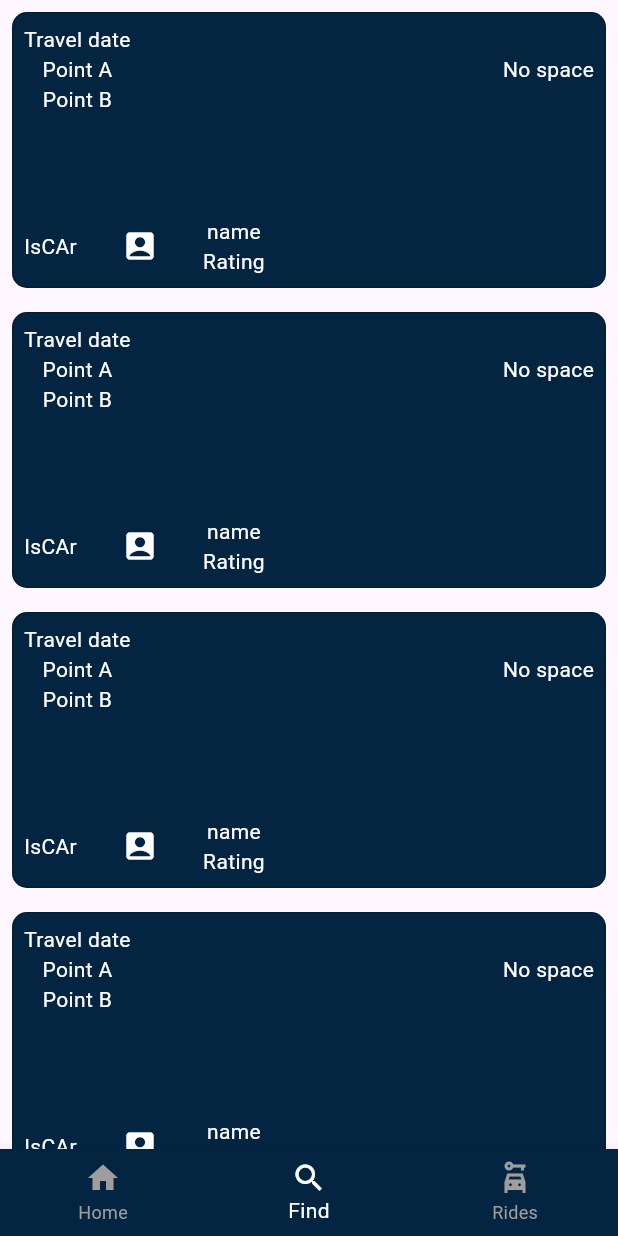
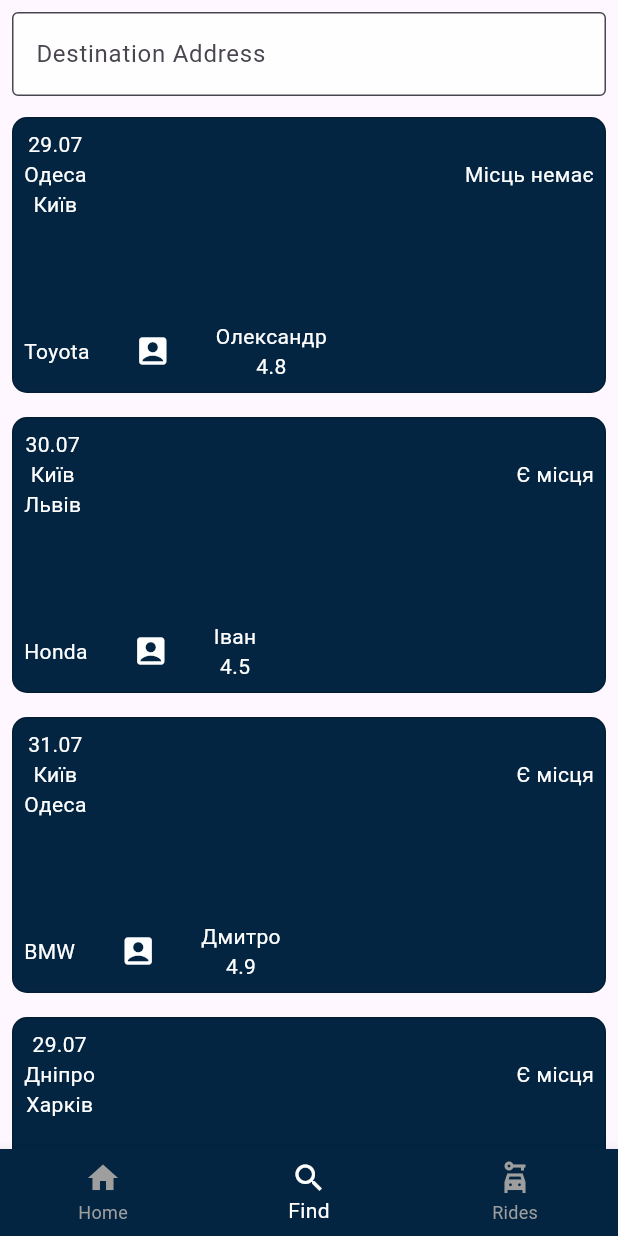
Before and after one commit to aposaitama/Fetra, a Flutter app: the MainScreenWidget screen opened by its route, item 2 of the bottom bar chosen, on a phone screen of 412 x 824 dp. Run offline on Flutter 3.47's test engine with Material 3 defaults, Android fonts, the phone set to English and light mode, and no system bars.

Commit message:
added on find screen items from builder + created destination address filter for rides.

```diff
--- a/lib/widgets/auth/main_screen/main_screen_widget.dart
+++ b/lib/widgets/auth/main_screen/main_screen_widget.dart
@@ -11,16 +11,6 @@ class MainScreenWidget extends StatefulWidget {
 class _MainScreenWidgetState extends State<MainScreenWidget> {
   int _selectedTab = 0;
 
-  static const List<Widget> _widgetOptions = <Widget>[
-    Text(
-      'Home',
-    ),
-    FindListWidget(),
-    Text(
-      'Rides',
-    ),
-  ];
-
   void onSelectTab(int index) {
     if (_selectedTab == index) return;
     setState(() {
@@ -31,8 +21,17 @@ class _MainScreenWidgetState extends State<MainScreenWidget> {
   @override
   Widget build(BuildContext context) {
     return Scaffold(
-      body: Center(
-        child: _widgetOptions[_selectedTab],
+      body: IndexedStack(
+        index: _selectedTab,
+        children: [
+          Text(
+            'Home',
+          ),
+          FindListWidget(),
+          Text(
+            'Rides',
+          ),
+        ],
       ),
       bottomNavigationBar: BottomNavigationBar(
         currentIndex: _selectedTab,
--- a/lib/widgets/find_screen/find_screen_widget.dart
+++ b/lib/widgets/find_screen/find_screen_widget.dart
@@ -1,14 +1,124 @@
 import 'package:flutter/material.dart';
 
-class FindListWidget extends StatelessWidget {
-  const FindListWidget({super.key});
+class Ride {
+  final String travelDate;
+  final String destinationAddress;
+  final String sourceAddress;
+  final String carBrand;
+  final String driverName;
+  final int price;
+  final String isSpace;
+  final String driverRating;
+
+  Ride({
+    required this.travelDate,
+    required this.destinationAddress,
+    required this.sourceAddress,
+    required this.carBrand,
+    required this.driverName,
+    required this.price,
+    required this.isSpace,
+    required this.driverRating,
+  });
+}
+
+class FindListWidget extends StatefulWidget {
+  FindListWidget({super.key});
+
+  @override
+  State<FindListWidget> createState() => _FindListWidgetState();
+}
+
+class _FindListWidgetState extends State<FindListWidget> {
+  final _rides = [
+    Ride(
+      travelDate: '29.07',
+      destinationAddress: 'Київ',
+      sourceAddress: 'Одеса',
+      carBrand: 'Toyota',
+      driverName: 'Олександр',
+      price: 150,
+      isSpace: 'Місць немає',
+      driverRating: '4.8',
+    ),
+    Ride(
+      travelDate: '30.07',
+      destinationAddress: 'Львів',
+      sourceAddress: 'Київ',
+      carBrand: 'Honda',
+      driverName: 'Іван',
+      price: 200,
+      isSpace: 'Є місця',
+      driverRating: '4.5',
+    ),
+    Ride(
+      travelDate: '31.07',
+      destinationAddress: 'Одеса',
+      sourceAddress: 'Київ',
+      carBrand: 'BMW',
+      driverName: 'Дмитро',
+      price: 300,
+      isSpace: 'Є місця',
+      driverRating: '4.9',
+    ),
+    Ride(
+      travelDate: '29.07',
+      destinationAddress: 'Харків',
+      sourceAddress: 'Дніпро',
+      carBrand: 'Mercedes',
+      driverName: 'Сергій',
+      price: 250,
+      isSpace: 'Є місця',
+      driverRating: '4.7',
+    ),
+    Ride(
+      travelDate: '29.07',
+      destinationAddress: 'Дніпро',
+      sourceAddress: 'Черкаси',
+      carBrand: 'Ford',
+      driverName: 'Віктор',
+      price: 180,
+      isSpace: 'Є місця',
+      driverRating: '4.6',
+    ),
+  ];
+
+  var _filteredRides = <Ride>[];
+
+  final _searchController = TextEditingController();
+
+  void _searchRide() {
+    final query = _searchController.text;
+    if (query.isNotEmpty) {
+      _filteredRides = _rides.where((Ride rides) {
+        return rides.destinationAddress
+            .toLowerCase()
+            .contains(query.toLowerCase());
+      }).toList();
+    } else {
+      _filteredRides = _rides;
+    }
+    setState(() {});
+  }
+
+  @override
+  void initState() {
+    super.initState();
+    _filteredRides = _rides;
+    _searchController.addListener(_searchRide);
+  }
 
   @override
   Widget build(BuildContext context) {
-    return ListView.builder(
-      itemCount: 10,
+    return Stack(
+      children: [
+        ListView.builder(
+          keyboardDismissBehavior: ScrollViewKeyboardDismissBehavior.onDrag,
+          padding: EdgeInsets.only(top: 70),
+          itemCount: _filteredRides.length,
           itemExtent: 200,
           itemBuilder: (BuildContext context, int index) {
+            final ride = _filteredRides[index];
             return Padding(
               padding: const EdgeInsets.all(8.0),
               child: DecoratedBox(
@@ -28,21 +138,21 @@ class FindListWidget extends StatelessWidget {
                             Column(
                               children: [
                                 Text(
-                              'Travel date',
+                                  ride.travelDate,
                                   style: TextStyle(color: Colors.white),
                                 ),
                                 Text(
-                              'Point A',
+                                  ride.sourceAddress,
                                   style: TextStyle(color: Colors.white),
                                 ),
                                 Text(
-                              'Point B',
+                                  ride.destinationAddress,
                                   style: TextStyle(color: Colors.white),
                                 ),
                               ],
                             ),
                             Text(
-                          'No space',
+                              ride.isSpace,
                               style: TextStyle(color: Colors.white),
                             ),
                           ],
@@ -50,7 +160,7 @@ class FindListWidget extends StatelessWidget {
                         Row(
                           children: [
                             Text(
-                          'IsCAr',
+                              ride.carBrand,
                               style: TextStyle(color: Colors.white),
                             ),
                             SizedBox(width: 30),
@@ -62,11 +172,11 @@ class FindListWidget extends StatelessWidget {
                             Column(
                               children: [
                                 Text(
-                              'name',
+                                  ride.driverName,
                                   style: TextStyle(color: Colors.white),
                                 ),
                                 Text(
-                              'Rating',
+                                  ride.driverRating,
                                   style: TextStyle(color: Colors.white),
                                 )
                               ],
@@ -80,6 +190,20 @@ class FindListWidget extends StatelessWidget {
               ),
             );
           },
+        ),
+        Padding(
+          padding: const EdgeInsets.all(8.0),
+          child: TextField(
+            controller: _searchController,
+            decoration: InputDecoration(
+              labelText: 'Destination Address',
+              filled: true,
+              border: OutlineInputBorder(),
+              fillColor: Colors.white.withAlpha(235),
+            ),
+          ),
+        )
+      ],
     );
   }
 }
```
Lines whose indentation alone changed are shown as unchanged.
